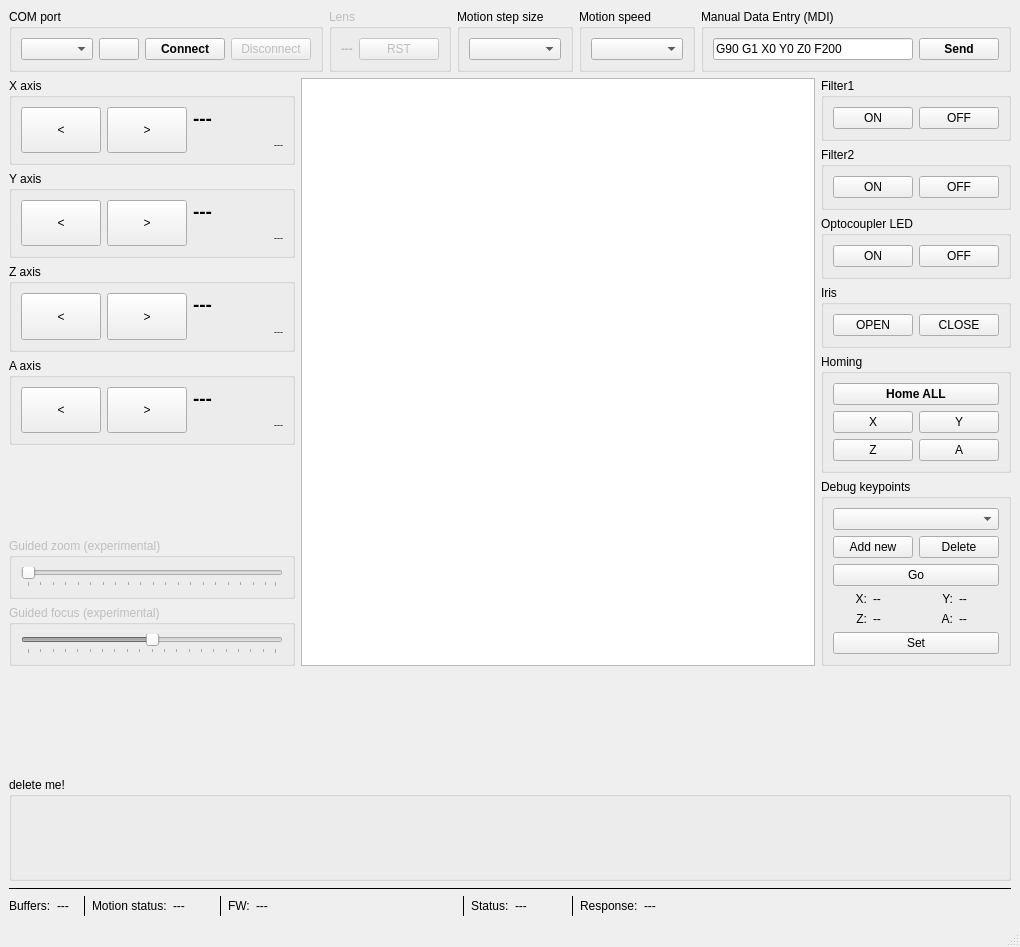
This is 03_lens_tester_gui/gui.ui in Kurokesu/SCE2-SDK as Qt 5 draws it before an edit. The edited form follows.
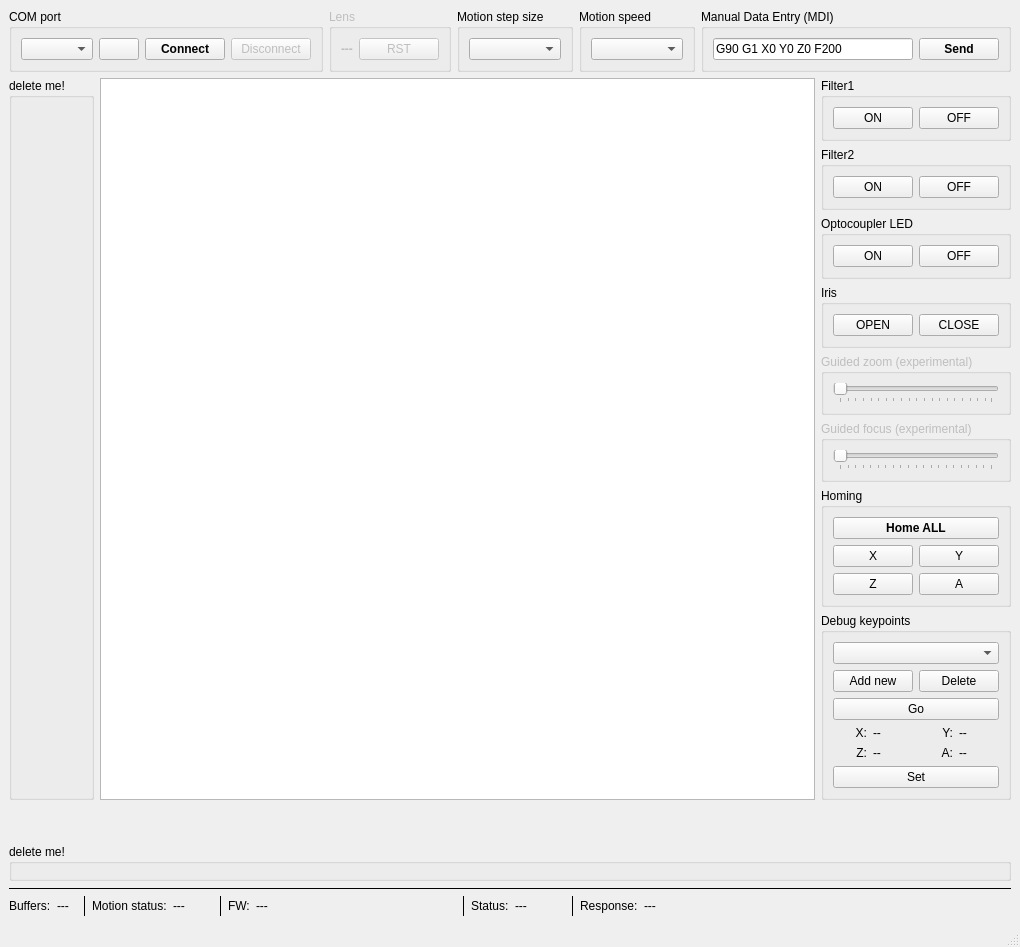
This is the edited form. Icons and pictures are not drawn. Custom widgets are drawn as their Qt base class.

Commit message: moved move buttons to widgets

Diff of the .ui file:
```diff
--- a/03_lens_tester_gui/gui.ui
+++ b/03_lens_tester_gui/gui.ui
@@ -256,488 +256,13 @@
              <bool>true</bool>
             </property>
             <property name="title">
-             <string>X axis</string>
+             <string>delete me!</string>
             </property>
-            <layout class="QGridLayout" name="gridLayout_2">
-             <item row="0" column="3">
-              <layout class="QHBoxLayout" name="horizontalLayout_13">
-               <item>
-                <layout class="QVBoxLayout" name="verticalLayout_15">
-                 <item>
-                  <widget class="QLabel" name="label_x_pos">
-                   <property name="minimumSize">
-                    <size>
-                     <width>90</width>
-                     <height>0</height>
-                    </size>
-                   </property>
-                   <property name="font">
-                    <font>
-                     <pointsize>14</pointsize>
-                     <weight>75</weight>
-                     <bold>true</bold>
-                    </font>
-                   </property>
-                   <property name="text">
-                    <string>---</string>
-                   </property>
-                  </widget>
-                 </item>
-                 <item>
-                  <widget class="QLabel" name="label_x_pi">
-                   <property name="font">
-                    <font>
-                     <pointsize>7</pointsize>
-                    </font>
-                   </property>
-                   <property name="text">
-                    <string>---</string>
-                   </property>
-                   <property name="alignment">
-                    <set>Qt::AlignRight|Qt::AlignTrailing|Qt::AlignVCenter</set>
-                   </property>
-                  </widget>
-                 </item>
-                </layout>
-               </item>
-              </layout>
-             </item>
-             <item row="0" column="1">
-              <widget class="QPushButton" name="btn_x_right">
-               <property name="sizePolicy">
-                <sizepolicy hsizetype="Minimum" vsizetype="Expanding">
-                 <horstretch>0</horstretch>
-                 <verstretch>0</verstretch>
-                </sizepolicy>
-               </property>
-               <property name="text">
-                <string>&gt;</string>
-               </property>
-               <property name="autoRepeat">
-                <bool>true</bool>
-               </property>
-               <property name="autoRepeatInterval">
-                <number>50</number>
-               </property>
-              </widget>
-             </item>
-             <item row="0" column="0">
-              <widget class="QPushButton" name="btn_x_left">
-               <property name="sizePolicy">
-                <sizepolicy hsizetype="Minimum" vsizetype="Expanding">
-                 <horstretch>0</horstretch>
-                 <verstretch>0</verstretch>
-                </sizepolicy>
-               </property>
-               <property name="text">
-                <string>&lt;</string>
-               </property>
-               <property name="autoRepeat">
-                <bool>true</bool>
-               </property>
-               <property name="autoRepeatInterval">
-                <number>50</number>
-               </property>
-              </widget>
-             </item>
-            </layout>
+            <layout class="QGridLayout" name="gridLayout_2"/>
            </widget>
           </item>
          </layout>
         </item>
-        <item>
-         <layout class="QHBoxLayout" name="horizontalLayout_21">
-          <item>
-           <widget class="QGroupBox" name="group_y_axis">
-            <property name="enabled">
-             <bool>true</bool>
-            </property>
-            <property name="title">
-             <string>Y axis</string>
-            </property>
-            <layout class="QGridLayout" name="gridLayout_3">
-             <item row="0" column="1">
-              <widget class="QPushButton" name="btn_y_right">
-               <property name="sizePolicy">
-                <sizepolicy hsizetype="Minimum" vsizetype="Expanding">
-                 <horstretch>0</horstretch>
-                 <verstretch>0</verstretch>
-                </sizepolicy>
-               </property>
-               <property name="text">
-                <string>&gt;</string>
-               </property>
-               <property name="autoRepeat">
-                <bool>true</bool>
-               </property>
-               <property name="autoRepeatInterval">
-                <number>50</number>
-               </property>
-              </widget>
-             </item>
-             <item row="0" column="0">
-              <widget class="QPushButton" name="btn_y_left">
-               <property name="sizePolicy">
-                <sizepolicy hsizetype="Minimum" vsizetype="Expanding">
-                 <horstretch>0</horstretch>
-                 <verstretch>0</verstretch>
-                </sizepolicy>
-               </property>
-               <property name="text">
-                <string>&lt;</string>
-               </property>
-               <property name="autoRepeat">
-                <bool>true</bool>
-               </property>
-               <property name="autoRepeatInterval">
-                <number>50</number>
-               </property>
-              </widget>
-             </item>
-             <item row="0" column="3">
-              <layout class="QHBoxLayout" name="horizontalLayout_15">
-               <item>
-                <layout class="QVBoxLayout" name="verticalLayout_17">
-                 <item>
-                  <widget class="QLabel" name="label_y_pos">
-                   <property name="minimumSize">
-                    <size>
-                     <width>90</width>
-                     <height>0</height>
-                    </size>
-                   </property>
-                   <property name="font">
-                    <font>
-                     <pointsize>14</pointsize>
-                     <weight>75</weight>
-                     <bold>true</bold>
-                    </font>
-                   </property>
-                   <property name="text">
-                    <string>---</string>
-                   </property>
-                  </widget>
-                 </item>
-                 <item>
-                  <widget class="QLabel" name="label_y_pi">
-                   <property name="font">
-                    <font>
-                     <pointsize>7</pointsize>
-                    </font>
-                   </property>
-                   <property name="text">
-                    <string>---</string>
-                   </property>
-                   <property name="alignment">
-                    <set>Qt::AlignRight|Qt::AlignTrailing|Qt::AlignVCenter</set>
-                   </property>
-                  </widget>
-                 </item>
-                </layout>
-               </item>
-              </layout>
-             </item>
-            </layout>
-           </widget>
-          </item>
-         </layout>
-        </item>
-        <item>
-         <layout class="QHBoxLayout" name="horizontalLayout_20">
-          <item>
-           <widget class="QGroupBox" name="group_z_axis">
-            <property name="enabled">
-             <bool>true</bool>
-            </property>
-            <property name="title">
-             <string>Z axis</string>
-            </property>
-            <layout class="QGridLayout" name="gridLayout_17">
-             <item row="0" column="0">
-              <widget class="QPushButton" name="btn_z_left">
-               <property name="sizePolicy">
-                <sizepolicy hsizetype="Minimum" vsizetype="Expanding">
-                 <horstretch>0</horstretch>
-                 <verstretch>0</verstretch>
-                </sizepolicy>
-               </property>
-               <property name="text">
-                <string>&lt;</string>
-               </property>
-               <property name="autoRepeat">
-                <bool>true</bool>
-               </property>
-               <property name="autoRepeatInterval">
-                <number>50</number>
-               </property>
-              </widget>
-             </item>
-             <item row="0" column="1">
-              <widget class="QPushButton" name="btn_z_right">
-               <property name="sizePolicy">
-                <sizepolicy hsizetype="Minimum" vsizetype="Expanding">
-                 <horstretch>0</horstretch>
-                 <verstretch>0</verstretch>
-                </sizepolicy>
-               </property>
-               <property name="text">
-                <string>&gt;</string>
-               </property>
-               <property name="autoRepeat">
-                <bool>true</bool>
-               </property>
-               <property name="autoRepeatInterval">
-                <number>50</number>
-               </property>
-              </widget>
-             </item>
-             <item row="0" column="3">
-              <layout class="QHBoxLayout" name="horizontalLayout_14">
-               <item>
-                <layout class="QVBoxLayout" name="verticalLayout_16">
-                 <item>
-                  <widget class="QLabel" name="label_z_pos">
-                   <property name="minimumSize">
-                    <size>
-                     <width>90</width>
-                     <height>0</height>
-                    </size>
-                   </property>
-                   <property name="font">
-                    <font>
-                     <pointsize>14</pointsize>
-                     <weight>75</weight>
-                     <bold>true</bold>
-                    </font>
-                   </property>
-                   <property name="text">
-                    <string>---</string>
-                   </property>
-                  </widget>
-                 </item>
-                 <item>
-                  <widget class="QLabel" name="label_z_pi">
-                   <property name="font">
-                    <font>
-                     <pointsize>7</pointsize>
-                    </font>
-                   </property>
-                   <property name="text">
-                    <string>---</string>
-                   </property>
-                   <property name="alignment">
-                    <set>Qt::AlignRight|Qt::AlignTrailing|Qt::AlignVCenter</set>
-                   </property>
-                  </widget>
-                 </item>
-                </layout>
-               </item>
-              </layout>
-             </item>
-            </layout>
-           </widget>
-          </item>
-         </layout>
-        </item>
-        <item>
-         <layout class="QHBoxLayout" name="horizontalLayout_19">
-          <item>
-           <widget class="QGroupBox" name="group_a_axis">
-            <property name="enabled">
-             <bool>true</bool>
-            </property>
-            <property name="title">
-             <string>A axis</string>
-            </property>
-            <layout class="QGridLayout" name="gridLayout_18">
-             <item row="0" column="1">
-              <widget class="QPushButton" name="btn_a_right">
-               <property name="sizePolicy">
-                <sizepolicy hsizetype="Minimum" vsizetype="Expanding">
-                 <horstretch>0</horstretch>
-                 <verstretch>0</verstretch>
-                </sizepolicy>
-               </property>
-               <property name="text">
-                <string>&gt;</string>
-               </property>
-               <property name="autoRepeat">
-                <bool>true</bool>
-               </property>
-               <property name="autoRepeatInterval">
-                <number>50</number>
-               </property>
-              </widget>
-             </item>
-             <item row="0" column="0">
-              <widget class="QPushButton" name="btn_a_left">
-               <property name="sizePolicy">
-                <sizepolicy hsizetype="Minimum" vsizetype="Expanding">
-                 <horstretch>0</horstretch>
-                 <verstretch>0</verstretch>
-                </sizepolicy>
-               </property>
-               <property name="text">
-                <string>&lt;</string>
-               </property>
-               <property name="autoRepeat">
-                <bool>true</bool>
-               </property>
-               <property name="autoRepeatInterval">
-                <number>50</number>
-               </property>
-              </widget>
-             </item>
-             <item row="0" column="3">
-              <layout class="QHBoxLayout" name="horizontalLayout_16">
-               <item>
-                <layout class="QVBoxLayout" name="verticalLayout_18">
-                 <item>
-                  <widget class="QLabel" name="label_a_pos">
-                   <property name="minimumSize">
-                    <size>
-                     <width>90</width>
-                     <height>0</height>
-                    </size>
-                   </property>
-                   <property name="font">
-                    <font>
-                     <pointsize>14</pointsize>
-                     <weight>75</weight>
-                     <bold>true</bold>
-                    </font>
-                   </property>
-                   <property name="text">
-                    <string>---</string>
-                   </property>
-                  </widget>
-                 </item>
-                 <item>
-                  <widget class="QLabel" name="label_a_pi">
-                   <property name="font">
-                    <font>
-                     <pointsize>7</pointsize>
-                    </font>
-                   </property>
-                   <property name="text">
-                    <string>---</string>
-                   </property>
-                   <property name="alignment">
-                    <set>Qt::AlignRight|Qt::AlignTrailing|Qt::AlignVCenter</set>
-                   </property>
-                  </widget>
-                 </item>
-                </layout>
-               </item>
-              </layout>
-             </item>
-            </layout>
-           </widget>
-          </item>
-         </layout>
-        </item>
-        <item>
-         <spacer name="verticalSpacer">
-          <property name="orientation">
-           <enum>Qt::Vertical</enum>
-          </property>
-          <property name="sizeHint" stdset="0">
-           <size>
-            <width>20</width>
-            <height>40</height>
-           </size>
-          </property>
-         </spacer>
-        </item>
-        <item>
-         <widget class="QGroupBox" name="group_guided_zoom1">
-          <property name="enabled">
-           <bool>false</bool>
-          </property>
-          <property name="sizePolicy">
-           <sizepolicy hsizetype="Minimum" vsizetype="Preferred">
-            <horstretch>0</horstretch>
-            <verstretch>0</verstretch>
-           </sizepolicy>
-          </property>
-          <property name="title">
-           <string>Guided zoom (experimental)</string>
-          </property>
-          <layout class="QGridLayout" name="gridLayout_28">
-           <item row="0" column="0">
-            <widget class="QSlider" name="zoom_slider1">
-             <property name="sizePolicy">
-              <sizepolicy hsizetype="Preferred" vsizetype="Fixed">
-               <horstretch>0</horstretch>
-               <verstretch>0</verstretch>
-              </sizepolicy>
-             </property>
-             <property name="pageStep">
-              <number>5</number>
-             </property>
-             <property name="tracking">
-              <bool>false</bool>
-             </property>
-             <property name="orientation">
-              <enum>Qt::Horizontal</enum>
-             </property>
-             <property name="tickPosition">
-              <enum>QSlider::TicksBelow</enum>
-             </property>
-            </widget>
-           </item>
-          </layout>
-         </widget>
-        </item>
-        <item>
-         <widget class="QGroupBox" name="group_guided_focus1">
-          <property name="enabled">
-           <bool>false</bool>
-          </property>
-          <property name="sizePolicy">
-           <sizepolicy hsizetype="Minimum" vsizetype="Preferred">
-            <horstretch>0</horstretch>
-            <verstretch>0</verstretch>
-           </sizepolicy>
-          </property>
-          <property name="title">
-           <string>Guided focus (experimental)</string>
-          </property>
-          <layout class="QGridLayout" name="gridLayout_30">
-           <item row="0" column="0">
-            <widget class="QSlider" name="focus_slider1">
-             <property name="enabled">
-              <bool>false</bool>
-             </property>
-             <property name="sizePolicy">
-              <sizepolicy hsizetype="Preferred" vsizetype="Fixed">
-               <horstretch>0</horstretch>
-               <verstretch>0</verstretch>
-              </sizepolicy>
-             </property>
-             <property name="maximum">
-              <number>100</number>
-             </property>
-             <property name="pageStep">
-              <number>5</number>
-             </property>
-             <property name="value">
-              <number>50</number>
-             </property>
-             <property name="tracking">
-              <bool>false</bool>
-             </property>
-             <property name="orientation">
-              <enum>Qt::Horizontal</enum>
-             </property>
-             <property name="tickPosition">
-              <enum>QSlider::TicksBelow</enum>
-             </property>
-            </widget>
-           </item>
-          </layout>
-         </widget>
-        </item>
        </layout>
       </item>
       <item>
@@ -862,6 +387,95 @@
           </layout>
          </widget>
         </item>
+        <item>
+         <widget class="QGroupBox" name="group_guided_zoom1">
+          <property name="enabled">
+           <bool>false</bool>
+          </property>
+          <property name="sizePolicy">
+           <sizepolicy hsizetype="Minimum" vsizetype="Preferred">
+            <horstretch>0</horstretch>
+            <verstretch>0</verstretch>
+           </sizepolicy>
+          </property>
+          <property name="title">
+           <string>Guided zoom (experimental)</string>
+          </property>
+          <layout class="QGridLayout" name="gridLayout_28">
+           <item row="0" column="0">
+            <widget class="QSlider" name="zoom_slider1">
+             <property name="sizePolicy">
+              <sizepolicy hsizetype="Preferred" vsizetype="Fixed">
+               <horstretch>0</horstretch>
+               <verstretch>0</verstretch>
+              </sizepolicy>
+             </property>
+             <property name="pageStep">
+              <number>5</number>
+             </property>
+             <property name="tracking">
+              <bool>false</bool>
+             </property>
+             <property name="orientation">
+              <enum>Qt::Horizontal</enum>
+             </property>
+             <property name="tickPosition">
+              <enum>QSlider::TicksBelow</enum>
+             </property>
+            </widget>
+           </item>
+          </layout>
+         </widget>
+        </item>
+        <item>
+         <widget class="QGroupBox" name="group_guided_focus1">
+          <property name="enabled">
+           <bool>false</bool>
+          </property>
+          <property name="sizePolicy">
+           <sizepolicy hsizetype="Minimum" vsizetype="Preferred">
+            <horstretch>0</horstretch>
+            <verstretch>0</verstretch>
+           </sizepolicy>
+          </property>
+          <property name="title">
+           <string>Guided focus (experimental)</string>
+          </property>
+          <layout class="QGridLayout" name="gridLayout_30">
+           <item row="0" column="0">
+            <widget class="QSlider" name="focus_slider1">
+             <property name="enabled">
+              <bool>false</bool>
+             </property>
+             <property name="sizePolicy">
+              <sizepolicy hsizetype="Preferred" vsizetype="Fixed">
+               <horstretch>0</horstretch>
+               <verstretch>0</verstretch>
+              </sizepolicy>
+             </property>
+             <property name="maximum">
+              <number>100</number>
+             </property>
+             <property name="pageStep">
+              <number>5</number>
+             </property>
+             <property name="value">
+              <number>0</number>
+             </property>
+             <property name="tracking">
+              <bool>false</bool>
+             </property>
+             <property name="orientation">
+              <enum>Qt::Horizontal</enum>
+             </property>
+             <property name="tickPosition">
+              <enum>QSlider::TicksBelow</enum>
+             </property>
+            </widget>
+           </item>
+          </layout>
+         </widget>
+        </item>
         <item>
          <widget class="QGroupBox" name="group_homing">
           <property name="enabled">
```
The commit also changes 9 other files.
